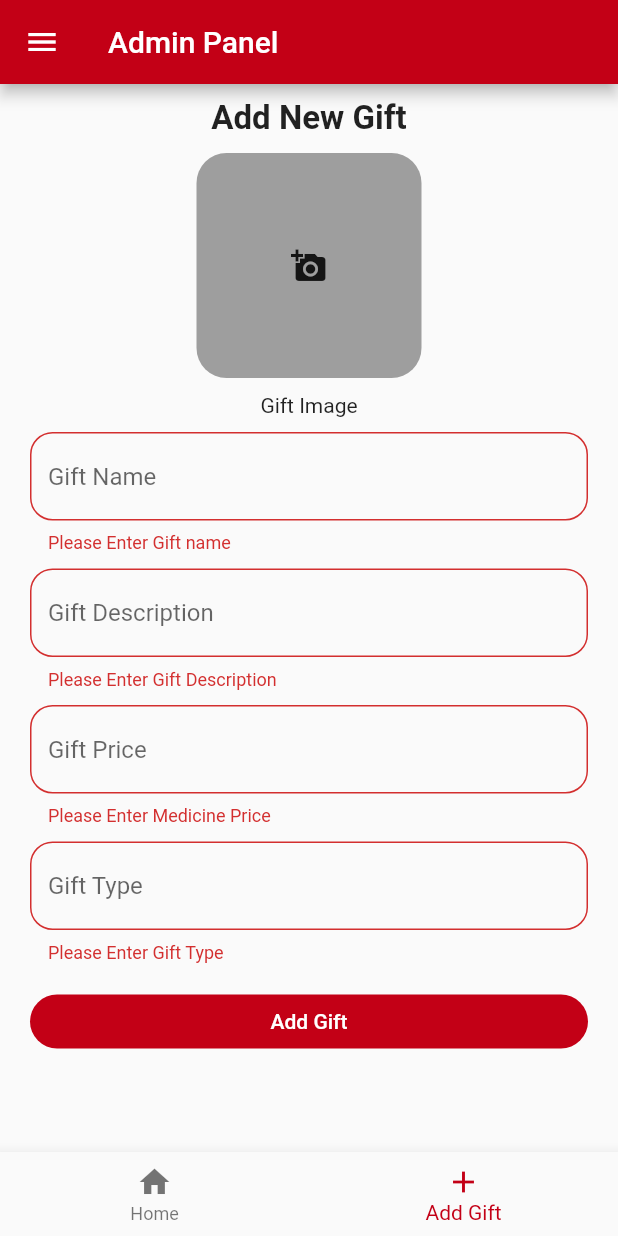
After one commit to Fouad187/Gifty_App, a Flutter app: the AdminHomeScreen screen opened by its route, item 2 of the bottom bar chosen, after a tap on "Add Gift", on a phone screen of 412 x 824 dp. The commit adds this screen. Run offline on Flutter 3.47's test engine with Material 2 defaults, Android fonts, the phone set to English and light mode, and no system bars; drawn by our look-alikes of modal_progress_hud_nsn; our stand-ins replace cloud_firestore, firebase_auth, firebase_core, firebase_storage, image_picker; accounts and stored records are empty.

Commit message:
Admin Services

```diff
--- /dev/null
+++ b/lib/Models/gift.dart
@@ -0,0 +1,42 @@
+class Gift
+{
+  late String id;
+  late String name;
+  late String type;
+  late String price;
+  late String description;
+  late String image;
+  String? docId;
+  double? totalPrice;
+  int? quantity;
+  Gift({required this.id , required this.name, required this.image,required this.description , required this.type , required this.price});
+
+  Gift.fromJson(Map<String,dynamic> map)
+  {
+    if(map==null)
+    {
+      return;
+    }
+    else
+    {
+      id = map['id'];
+      name=map['name'];
+      description=map['description'];
+      type=map['type'];
+      price=map['price'];
+      image = map['image'];
+    }
+  }
+
+  toJson()
+  {
+    return {
+      'id' : id,
+      'name' : name,
+      'description' : description,
+      'type' : type,
+      'price': price,
+      'image' : image,
+    };
+  }
+}
--- /dev/null
+++ b/lib/Providers/admin_data.dart
@@ -0,0 +1,22 @@
+import 'package:flutter/cupertino.dart';
+import 'package:gifty/Models/gift.dart';
+import 'package:gifty/Models/user.dart';
+import 'package:gifty/Services/admin_services.dart';
+
+class AdminData extends ChangeNotifier
+{
+  UserModel? user;
+  List<Gift> gifts=[];
+
+  setUser(UserModel user)
+  {
+    this.user=user;
+  }
+  Future<void> getGifts() async
+  {
+    AdminServices.getGifts().then((value) {
+      gifts=value;
+      notifyListeners();
+    });
+  }
+}
--- /dev/null
+++ b/lib/Providers/user_data.dart
@@ -0,0 +1,16 @@
+
+import 'package:flutter/material.dart';
+import 'package:gifty/Models/gift.dart';
+import 'package:gifty/Models/user.dart';
+
+class UserData extends ChangeNotifier
+{
+  UserModel? user;
+  List<Gift> gifts=[];
+
+
+  setUser(UserModel user)
+  {
+    this.user=user;
+  }
+}
--- /dev/null
+++ b/lib/Screens/Admin/Taps/add_gift_tap.dart
@@ -0,0 +1,209 @@
+import 'dart:io';
+
+import 'package:flutter/material.dart';
+import 'package:gifty/Providers/modal_hud.dart';
+import 'package:gifty/Services/admin_services.dart';
+import 'package:gifty/Util/constant.dart';
+import 'package:image_picker/image_picker.dart';
+import 'package:modal_progress_hud_nsn/modal_progress_hud_nsn.dart';
+import 'package:provider/provider.dart';
+
+import '../admin_home_screen.dart';
+
+class AddGiftTap extends StatefulWidget {
+  const AddGiftTap({Key? key}) : super(key: key);
+
+  @override
+  State<AddGiftTap> createState() => _AddGiftTapState();
+}
+
+class _AddGiftTapState extends State<AddGiftTap> {
+  final GlobalKey<FormState> _globalKey = GlobalKey<FormState>();
+  final _scaffoldKey = GlobalKey<ScaffoldState>();
+  String? name ,description,price,companyName,type;
+  AdminServices adminServices=AdminServices();
+  File? _pickedimage;
+  final ImagePicker _picker=ImagePicker();
+  void _pickimage(ImageSource src) async
+  {
+    final pickedimagefile= await _picker.getImage(source: src);
+    if(pickedimagefile != null)
+    {
+      setState(() {
+        _pickedimage=File(pickedimagefile.path);
+      });
+    }
+
+  }
+
+  @override
+  Widget build(BuildContext context) {
+    return Scaffold(
+      key: _scaffoldKey,
+      body: ModalProgressHUD(
+        inAsyncCall: Provider.of<ModalHud>(context).isChange,
+        child: ListView(
+          children: [
+            const SizedBox(height: 10,),
+            const Center(child: Text('Add New Gift' , style: TextStyle(fontSize: 22 , fontWeight: FontWeight.bold),)),
+            const SizedBox(height: 10,),
+            GestureDetector(
+              onTap: (){
+                _pickimage(ImageSource.gallery);
+              },
+              child: Center(
+                  child: Container(
+                    height: 150,
+                    width: 150,
+                    decoration: BoxDecoration(
+                      borderRadius: BorderRadius.circular(20),
+                      color: Colors.grey,
+                    ),
+                    child: _pickedimage==null ? const Icon(Icons.add_a_photo) : Image.file(_pickedimage! , fit: BoxFit.fill,),
+                  )),
+            ),
+            const SizedBox(height: 10,),
+            const Center(child: Text('Gift Image')),
+            const SizedBox(height: 10,),
+            Form(
+              key: _globalKey,
+              child: Padding(
+                padding: const EdgeInsets.only(left: 20 , right: 20 , bottom: 5),
+                child: Column(
+                  children: [
+                    TextFormField(
+                      decoration: InputDecoration(
+                        hintText: 'Gift Name',
+                        border: OutlineInputBorder(borderRadius: BorderRadius.circular(15) ,),
+                      ),
+                      validator: (value){
+                        if(value!.isEmpty)
+                        {
+                          return  'Please Enter Gift name';
+                        }
+                      },
+                      onChanged: (value)
+                      {
+                        setState(() {
+                          name=value;
+                        });
+                      },
+                    ),
+                    const SizedBox(height: 10,),
+                    TextFormField(
+                      decoration: InputDecoration(
+                        hintText: 'Gift Description',
+                        border: OutlineInputBorder(borderRadius: BorderRadius.circular(15) ,),
+
+                      ),
+                      validator: (value){
+                        if(value!.isEmpty)
+                        {
+                          return  'Please Enter Gift Description';
+                        }
+                      },
+                      onChanged: (value)
+                      {
+                        setState(() {
+                          description=value;
+                        });
+                      },
+                    ),
+                    const SizedBox(height: 10,),
+                    TextFormField(
+                      decoration: InputDecoration(
+                        hintText: 'Gift Price',
+                        border: OutlineInputBorder(borderRadius: BorderRadius.circular(15) ,),
+
+                      ),
+                      validator: (value){
+                        if(value!.isEmpty)
+                        {
+                          return  'Please Enter Medicine Price';
+                        }
+                      },
+                      onChanged: (value)
+                      {
+                        setState(() {
+                          price=value;
+                        });
+                      },
+                    ),
+                    const SizedBox(height: 10,),
+                    TextFormField(
+                      decoration: InputDecoration(
+                        hintText: 'Gift Type',
+                        border: OutlineInputBorder(borderRadius: BorderRadius.circular(15) ,),
+
+                      ),
+                      validator: (value){
+                        if(value!.isEmpty)
+                        {
+                          return  'Please Enter Gift Type';
+                        }
+                      },
+                      onChanged: (value)
+                      {
+                        setState(() {
+                          type=value;
+                        });
+                      },
+                    ),
+                    const SizedBox(height: 15,),
+
+                    Container(
+                      width: double.infinity,
+                      child: FlatButton(onPressed: () async {
+                        final instance =
+                        Provider.of<ModalHud>(context, listen: false);
+                        instance.changeIsLoading(true);
+                        if(_globalKey.currentState!.validate())
+                        {
+                          _globalKey.currentState!.save();
+                          try{
+                            if(_pickedimage == null )
+                            {
+                              instance.changeIsLoading(false);
+                              ScaffoldMessenger.of(context).showSnackBar(SnackBar(content: Text('Please Select Image')));
+
+                            }
+                            else {
+                              adminServices.addNewGift(
+                                image: _pickedimage!,
+                                description: description!,
+                                name: name!,
+                                price: price!,
+                                type: type!,
+                                context: context,
+                              ).then((value) {
+                                Navigator.pushReplacementNamed(context, AdminHomeScreen.id);
+                                instance.changeIsLoading(false);
+                              });
+                            }
+                          } catch (e){
+                            instance.changeIsLoading(false);
+                            ScaffoldMessenger.of(context).showSnackBar(SnackBar(content: Text(e.toString())));
+
+                          }
+                        }
+                        instance.changeIsLoading(false);
+                      },
+                        color: fColor,
+                        child: const Text('Add Gift' , style: TextStyle(color: Colors.white),),
+                        shape: RoundedRectangleBorder(
+                          borderRadius: BorderRadius.circular(20),
+                        ),
+                      ),
+                    ),
+                    const SizedBox(height: 15,),
+                  ],
+                ),
+              ),
+            ),
+          ],
+        ),
+      ),
+    );
+
+  }
+}
--- /dev/null
+++ b/lib/Screens/Admin/Taps/admin_home_tap.dart
@@ -0,0 +1,11 @@
+import 'package:flutter/material.dart';
+class AdminHomeTap extends StatelessWidget {
+  const AdminHomeTap({Key? key}) : super(key: key);
+
+  @override
+  Widget build(BuildContext context) {
+    return Container(
+      child: Text('Admin'),
+    );
+  }
+}
--- /dev/null
+++ b/lib/Screens/Admin/admin_home_screen.dart
@@ -0,0 +1,115 @@
+import 'package:flutter/material.dart';
+import 'package:gifty/Providers/admin_data.dart';
+import 'package:gifty/Screens/Admin/admin_all_gifts_screen.dart';
+import 'package:gifty/Screens/Auth/login_screen.dart';
+import 'package:gifty/Services/auth_services.dart';
+import 'package:gifty/Util/constant.dart';
+import 'package:provider/provider.dart';
+
+import 'Taps/add_gift_tap.dart';
+import 'Taps/admin_home_tap.dart';
+
+class AdminHomeScreen extends StatefulWidget {
+  static String id='AdminHomeScreenID';
+  const AdminHomeScreen({Key? key}) : super(key: key);
+
+  @override
+  State<AdminHomeScreen> createState() => _AdminHomeScreenState();
+}
+
+class _AdminHomeScreenState extends State<AdminHomeScreen> {
+
+  int selectedIndex=0;
+
+  final taps=[
+    AdminHomeTap(),
+    AddGiftTap(),
+  ];
+  @override
+  Widget build(BuildContext context) {
+    return Scaffold(
+      appBar: AppBar(
+        backgroundColor: fColor,
+        title: const Text('Admin Panel'),
+      ),
+      drawer: Drawer(
+        child: Scaffold(
+          body: ListView(
+            children: [
+              DrawerHeader(
+                decoration: const BoxDecoration(
+                  color: fColor,
+                ),
+                child: Column(
+                  children: [
+                    Expanded(
+                      child: Container(
+                        width: 150,
+                        height: 150,
+                        decoration: const BoxDecoration(
+                            image: DecorationImage(
+                              image: AssetImage('assets/images/adminlogo2.png'),
+                              fit: BoxFit.contain,
+                            )
+                        ),
+                      ),
+                    ),
+                    const Center(child: Text('Admin', style:const TextStyle( fontSize: 25 , fontWeight: FontWeight.bold ,color: Colors.white),)),
+                  ],
+                ),
+              ),
+              ListTile(
+                title: const Text('My Gifts', style: TextStyle(color: Colors.black),),
+                leading:const Icon(Icons.medical_services, color: fColor),
+                onTap: (){
+                  Provider.of<AdminData>(context,listen: false).getGifts().then((value) {
+                    Navigator.pushNamed(context,AdminAllGiftsScreen.id);
+                  });
+                },
+
+              ),
+              ListTile(
+                title: const Text('All Orders', style: TextStyle(color: Colors.black),),
+                leading: const Icon(Icons.reorder, color: fColor),
+                onTap: (){
+
+                },
+              ),
+              ListTile(
+                title: const Text('Log out', style: TextStyle(color: Colors.black),),
+                leading: const Icon(Icons.logout, color: fColor),
+                onTap: () async {
+                  Auth auth=Auth();
+                  auth.signOut();
+                  Navigator.pushNamedAndRemoveUntil(context, LoginScreen.id, (route) => false);
+                },
+              ),
+            ],
+          ),
+        ),
+      ),
+      bottomNavigationBar: BottomNavigationBar(
+        type: BottomNavigationBarType.fixed,
+        selectedItemColor: fColor,
+        currentIndex: selectedIndex, //0
+        onTap: (index){
+          setState(() {
+            selectedIndex=index;
+          });
+        },
+        items: const [
+          BottomNavigationBarItem(
+            icon: Icon(Icons.home),
+            label: 'Home',
+          ),
+          BottomNavigationBarItem(
+            icon: Icon(Icons.add),
+            label: 'Add Gift',
+          ),
+        ],
+      ),
+      body: taps[selectedIndex],
+    );
+
+  }
+}
--- /dev/null
+++ b/lib/Services/admin_services.dart
@@ -0,0 +1,49 @@
+import 'dart:io';
+
+import 'package:cloud_firestore/cloud_firestore.dart';
+import 'package:firebase_storage/firebase_storage.dart';
+import 'package:gifty/Models/gift.dart';
+import 'package:gifty/Models/user.dart';
+import 'package:gifty/Providers/admin_data.dart';
+import 'package:gifty/Util/constant.dart';
+import 'package:provider/provider.dart';
+
+
+class AdminServices
+
+{
+
+
+  Future<void> addNewGift({required String name, required String price,required String description ,required String type, required File image , context}) async
+  {
+    UserModel? user=Provider.of<AdminData>(context , listen: false).user;
+
+    final ref=FirebaseStorage.instance.ref().child('Gifts_Photo').child('${getRandomId()}.jpg');
+    await ref.putFile(image);
+    final url=await ref.getDownloadURL();
+    Gift gift=Gift(
+      id: user!.id,
+      name: name,
+      description: description,
+      image: url,
+      price: price,
+      type: type,
+    );
+    await FirebaseFirestore.instance.collection('Gifts').doc().set(gift.toJson());
+
+  }
+
+  static Future<List<Gift>> getGifts() async
+  {
+    List<Gift> gift=[];
+    await FirebaseFirestore.instance.collection('Gifts').get().then((value) {
+      for(int i = 0; i < value.docs.length; i++)
+      {
+        gift.add(Gift.fromJson(value.docs[i].data()));
+        gift[i].docId=value.docs[i].id;
+      }
+    });
+    return gift;
+  }
+
+}
--- a/lib/Util/constant.dart
+++ b/lib/Util/constant.dart
@@ -1,5 +1,16 @@
 
+
+import 'dart:math';
 
 import 'package:flutter/material.dart';
 
 const fColor=Color(0xFFC30016);
+String getRandomId()
+{
+  var rng = new Random();
+  String randomName="";
+  for (var i = 0; i < 20; i++) {
+    randomName += rng.nextInt(100).toString();
+  }
+  return randomName;
+}
```
Also changed, not shown: lib/Screens/Admin/admin_all_gifts_screen.dart (added, +27 -0 lines), lib/Services/auth_services.dart (+7 -4 lines), lib/Widgets/my_gift_widget.dart (added, +60 -0 lines), lib/main.dart (+9 -1 lines), assets/images/adminlogo.png (added), assets/images/adminlogo2.png (added).
